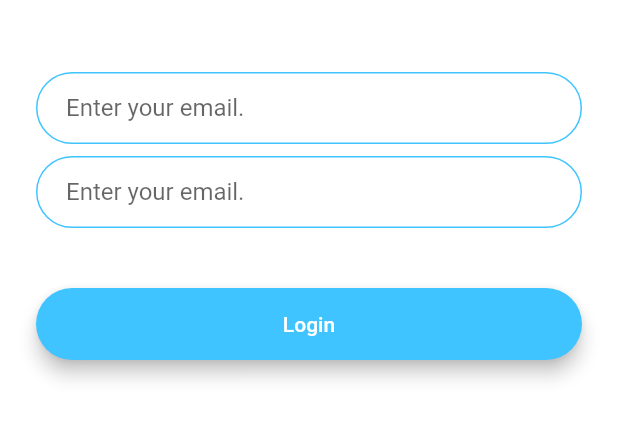
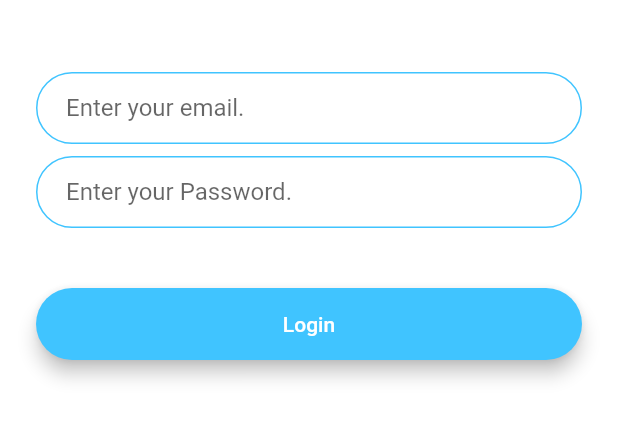
Before and after one commit to developertobi/flash_chat, a Flutter app: the screen it shows after launch, after a tap on "Login", on a phone screen of 412 x 824 dp, the part 576-1018 px from its top. Run offline on Flutter 3.47's test engine with Material 2 defaults, Android fonts, the phone set to English and light mode, and no system bars; drawn by our look-alikes of flutter_progress_hud; our stand-ins replace animated_text_kit, cloud_firestore, firebase_auth, firebase_core; accounts and stored records are empty.

```diff
--- a/lib/screens/login_screen.dart
+++ b/lib/screens/login_screen.dart
@@ -1,4 +1,6 @@
+import 'package:firebase_auth/firebase_auth.dart';
 import 'package:flutter/material.dart';
+import 'package:flutter_progress_hud/flutter_progress_hud.dart';
 
 import '../constants.dart';
 import '../widgets/rounded_button.dart';
@@ -9,55 +11,82 @@ class LoginScreen extends StatefulWidget {
 }
 
 class _LoginScreenState extends State<LoginScreen> {
+  final _auth = FirebaseAuth.instance;
+
+  bool isLoading = false;
+
+  late String email;
+  late String password;
+
   @override
   Widget build(BuildContext context) {
     return Scaffold(
       backgroundColor: Colors.white,
-      body: Padding(
+      body: ProgressHUD(
+        child: Padding(
           padding: EdgeInsets.symmetric(horizontal: 24.0),
           child: Column(
             mainAxisAlignment: MainAxisAlignment.center,
             crossAxisAlignment: CrossAxisAlignment.stretch,
             children: <Widget>[
-            Hero(
+              Flexible(
+                child: Hero(
                   tag: 'logo',
                   child: Container(
                     height: 200.0,
                     child: Image.asset('images/logo.png'),
                   ),
                 ),
-            SizedBox(
-              height: 48.0,
               ),
+              SizedBox(height: 48.0),
               TextField(
                 onChanged: (value) {
                   //Do something with the user input.
+                  email = value;
                 },
-              decoration:
-                  kAuthInputDecoration.copyWith(hintText: 'Enter your email.'),
+                decoration: kAuthInputDecoration.copyWith(
+                  hintText: 'Enter your email.',
                 ),
-            SizedBox(
-              height: 8.0,
               ),
+              SizedBox(height: 8.0),
               TextField(
                 onChanged: (value) {
                   //Do something with the user input.
+                  password = value;
                 },
-              decoration:
-                  kAuthInputDecoration.copyWith(hintText: 'Enter your email.'),
+                decoration: kAuthInputDecoration.copyWith(
+                  hintText: 'Enter your Password.',
                 ),
-            SizedBox(
-              height: 24.0,
               ),
+              SizedBox(height: 24.0),
               RoundedButton(
                 buttonText: 'Login',
-              onPressed: () {
+                onPressed: () async {
                   //Go to login screen.
-                Navigator.pushNamed(context, '/login');
+                  try {
+                    setState(() {
+                      isLoading = true;
+                    });
+                    final user = await _auth.signInWithEmailAndPassword(
+                      email: email,
+                      password: password,
+                    );
+
+                    if (user != null) {
+                      Navigator.pushNamed(context, '/chat');
+                    }
+                  } catch (e) {
+                    print(e);
+                  }
+                  setState(() {
+                    isLoading = false;
+                  });
                 },
                 color: Colors.lightBlueAccent,
+                isLoading: isLoading,
               ),
             ],
+          ),
         ),
       ),
     );
--- a/lib/widgets/rounded_button.dart
+++ b/lib/widgets/rounded_button.dart
@@ -6,11 +6,13 @@ class RoundedButton extends StatelessWidget {
     required this.buttonText,
     required this.onPressed,
     required this.color,
+    this.isLoading = false,
   }) : super(key: key);
 
   final String buttonText;
   final void Function()? onPressed;
   final Color? color;
+  final bool isLoading;
 
   @override
   Widget build(BuildContext context) {
@@ -24,10 +26,13 @@ class RoundedButton extends StatelessWidget {
           onPressed: onPressed,
           minWidth: 200.0,
           height: 42.0,
-          child: Text(
-            buttonText,
-            style: TextStyle(color: Colors.white),
-          ),
+          child: isLoading
+              ? const SizedBox(
+                  height: 30, width: 30, child: CircularProgressIndicator())
+              : Text(
+                  buttonText,
+                  style: const TextStyle(color: Colors.white),
+                ),
         ),
       ),
     );
--- a/pubspec.yaml
+++ b/pubspec.yaml
@@ -38,6 +38,7 @@ dependencies:
   firebase_core: ^1.13.1
   firebase_auth: ^3.3.11
   cloud_firestore: ^3.1.10
+  flutter_progress_hud: ^2.0.0
 
 dev_dependencies:
   flutter_test:
```
Also changed, not shown: lib/screens/chat_screen.dart (+79 -8 lines), lib/screens/registration_screen.dart (+17 -5 lines), lib/widgets/message_bubble.dart (added, +46 -0 lines), pubspec.lock. Lines whose indentation alone changed are shown as unchanged.
